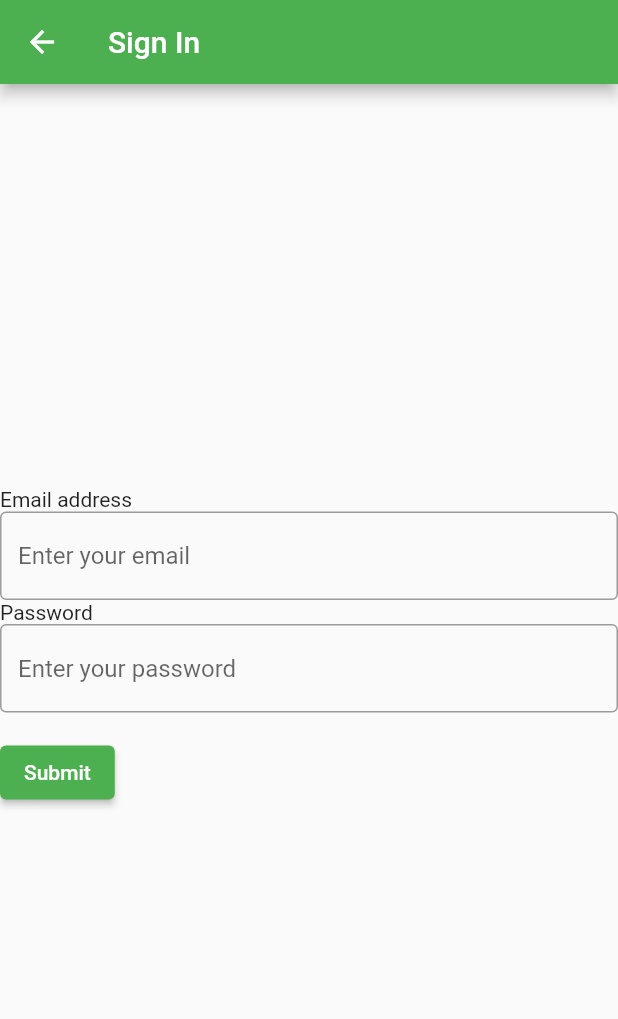
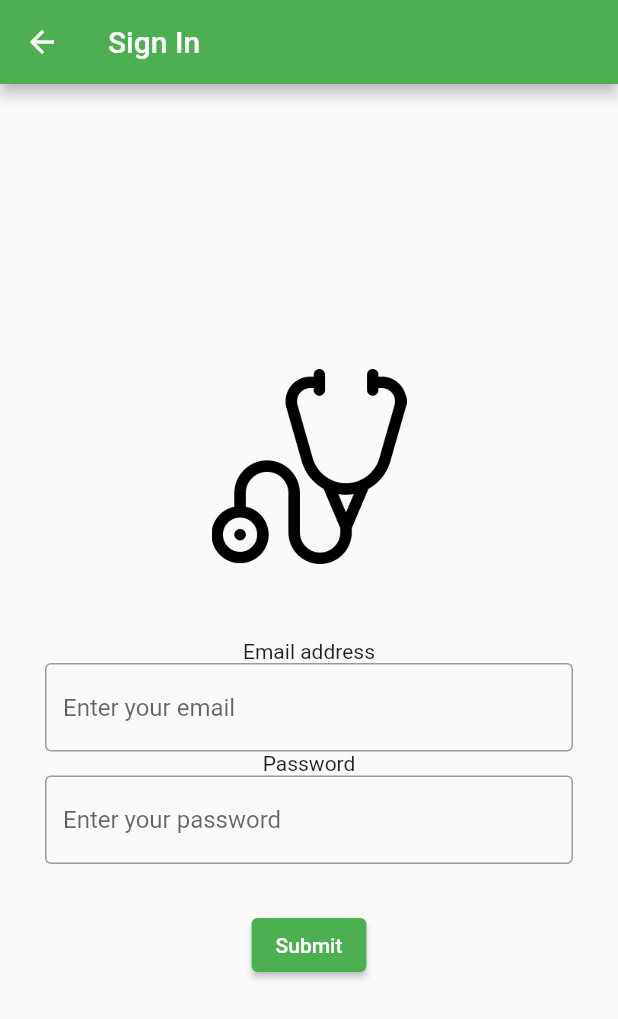
Before and after one commit to D7oMxB52/ND_Telemedicine_App, a Flutter app: the screen it shows after launch, after a tap on "Sign In", on a phone screen of 412 x 824 dp. Shown: the top 1019 px of the screen. Run offline on Flutter 3.47's test engine with Material 2 defaults, Android fonts, the phone set to English and light mode, and no system bars; our stand-ins replace flutter_holo_date_picker; missing offline and left inert: flutter_calendar_widget.

Commit message:
Added logo for main and sign in page. Minor formatting for signin and signup pages

```diff
--- a/frontend/lib/SignInPage.dart
+++ b/frontend/lib/SignInPage.dart
@@ -59,7 +59,16 @@ class MyCustomFormState extends State<MyCustomForm> {
     return Form(
       key: _formKey,
       child: Column(
-        crossAxisAlignment: CrossAxisAlignment.start,
+        crossAxisAlignment: CrossAxisAlignment.center,
+        children: [
+          Padding(
+            padding: EdgeInsets.symmetric(horizontal: 50, vertical: 20),
+            child: Image.asset('assets/ndt.png', height: 130),
+
+          ),
+          Padding(
+            padding: EdgeInsets.all(30),
+            child: Column(
               children: [
                 Text("Email address"),
                 TextFormField(
@@ -92,8 +101,12 @@ class MyCustomFormState extends State<MyCustomForm> {
                     return null;
                   },
                 ),
+              ],
+            ),
+          ),
+
           Padding(
-            padding: const EdgeInsets.symmetric(vertical: 16.0),
+            padding: const EdgeInsets.symmetric(vertical: 0),
             child: ElevatedButton(
               onPressed: () async {
                 // Validate returns true if the form is valid, or false otherwise.
--- a/frontend/lib/main.dart
+++ b/frontend/lib/main.dart
@@ -101,6 +101,11 @@ class _MyHomePageState extends State<MyHomePage> {
           // horizontal).
           mainAxisAlignment: MainAxisAlignment.center,
           children: <Widget>[
+            Padding(
+              padding: EdgeInsets.all(50),
+              child: Image.asset('assets/ndt.png', height: 130),
+
+            ),
             OutlinedButton(
               child: Text("Sign In"),
               onPressed: () {
```
Also changed, not shown: frontend/lib/SignUpForDoctors.dart (+12 -20 lines), frontend/lib/SignUpForPatients.dart (+10 -12 lines), frontend/pubspec.yaml (+4 -4 lines), frontend/assets/ndt.png (added). Lines whose indentation alone changed are shown as unchanged.
